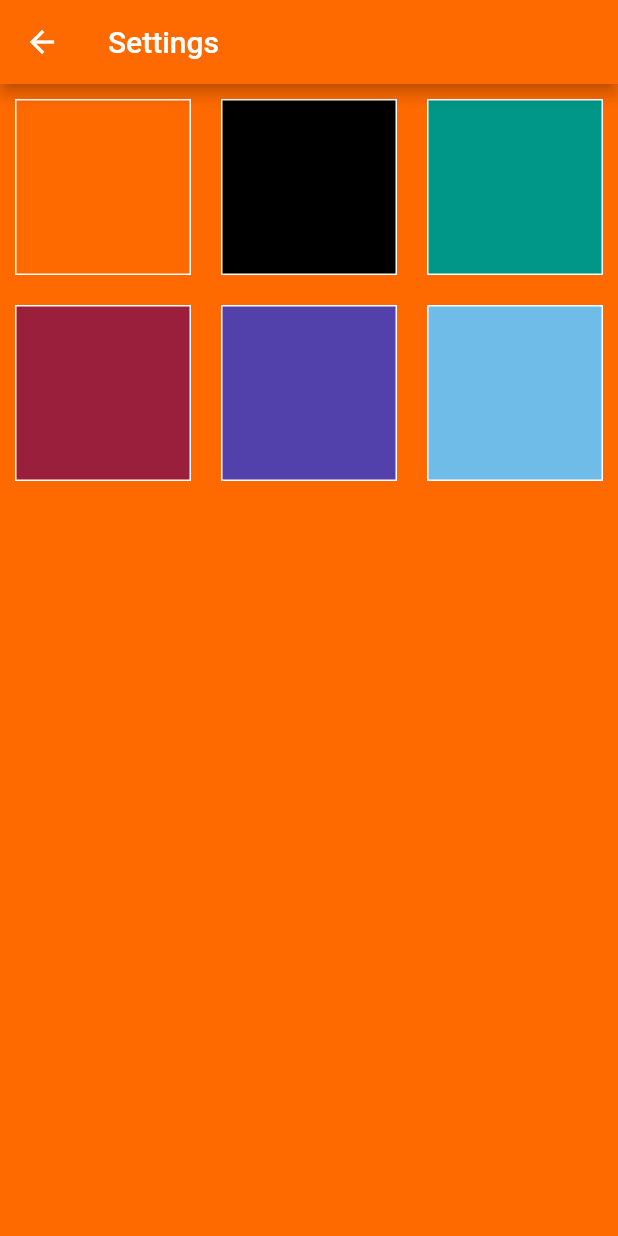
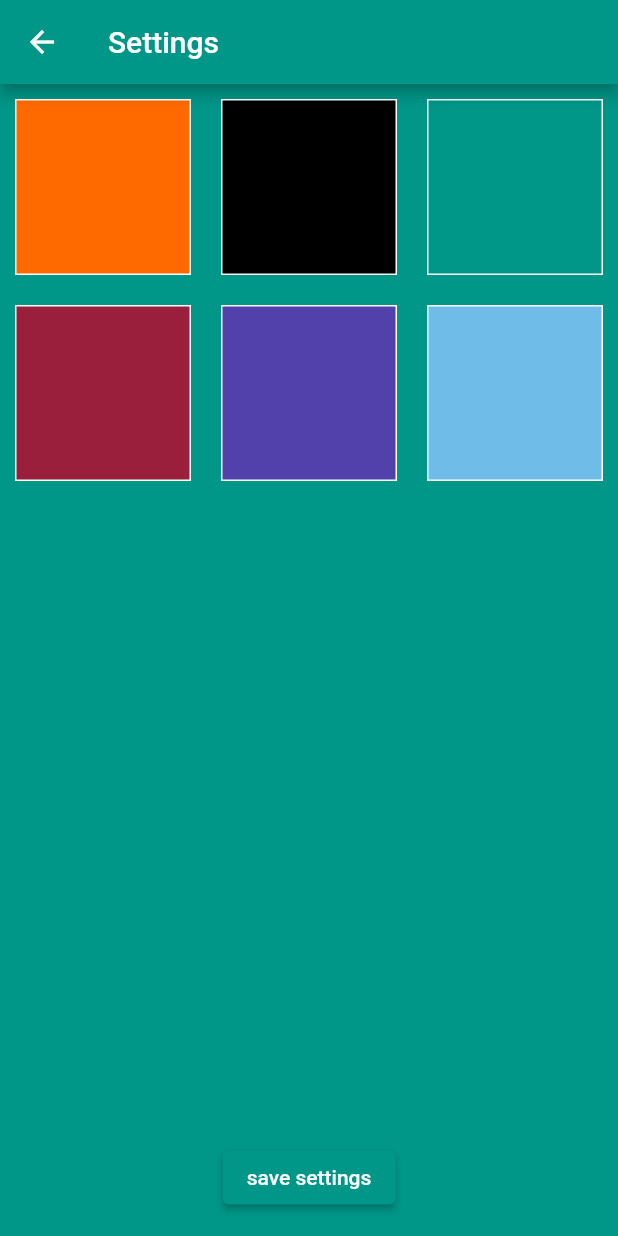
Before and after one commit to crowelian/flutter-business-card, a Flutter app: the screen it shows after launch, after a tap on the "settings" icon, on a phone screen of 412 x 824 dp. Run offline on Flutter 3.47's test engine with Material 2 defaults, Android fonts, the light colour scheme and no system bars; our stand-ins replace fluttertoast, qr_flutter, shared_preferences.

Commit message:
add ability to save background color

```diff
--- a/lib/color_provider.dart
+++ b/lib/color_provider.dart
@@ -1,11 +1,21 @@
 import 'package:flutter/material.dart';
 import 'package:flutter/material.dart';
 import 'package:flutter/foundation.dart';
+import 'package:flutter_business_card/main_colors.dart';
+import 'package:flutter_business_card/preferences.dart';
 
 class ColorProvider with ChangeNotifier {
-  Color _backgroundColor = Color.fromRGBO(255, 106, 0, 1);
+  Color _backgroundColor = MainColors.defaultBackgroundColor;
+
+  ColorProvider() {
+    initState();
+  }
 
   Color get backgroundColor => _backgroundColor;
+
+  void initState() {
+    loadBackgroundColor().then((value) => {changeBackgroundColor(value)});
+  }
 
   void changeBackgroundColor(Color newColor) {
     _backgroundColor = newColor;
--- a/lib/main_colors.dart
+++ b/lib/main_colors.dart
@@ -2,6 +2,7 @@ import 'package:flutter/material.dart';
 
 class MainColors {
   static Color mainColor = const Color.fromRGBO(0, 0, 0, 1);
+  static Color defaultBackgroundColor = Colors.teal;
   static Color mainColorInertedOpacity100 = Color.fromRGBO(
       255 - mainColor.red, 255 - mainColor.green, 255 - mainColor.blue, 0.4);
   static Color mainColorShade900 = mainColor.withOpacity(0.9);
--- /dev/null
+++ b/lib/preferences.dart
@@ -0,0 +1,15 @@
+import 'package:flutter/material.dart';
+import 'package:flutter_business_card/main_colors.dart';
+import 'package:shared_preferences/shared_preferences.dart';
+
+Future<void> saveBackgroundColor(Color color) async {
+  SharedPreferences sharedPreferences = await SharedPreferences.getInstance();
+  await sharedPreferences.setInt('background_color', color.value);
+}
+
+Future<Color> loadBackgroundColor() async {
+  SharedPreferences sharedPreferences = await SharedPreferences.getInstance();
+  int colorAsValue = sharedPreferences.getInt('background_color') ??
+      MainColors.defaultBackgroundColor.value;
+  return Color(colorAsValue);
+}
--- a/lib/settings_page.dart
+++ b/lib/settings_page.dart
@@ -1,5 +1,6 @@
 import 'package:flutter/material.dart';
 import 'package:flutter/material.dart';
+import 'package:flutter_business_card/preferences.dart';
 import 'package:provider/provider.dart';
 import 'color_provider.dart';
 
@@ -13,13 +14,24 @@ class SettingsPage extends StatelessWidget {
           backgroundColor: colorProvider.backgroundColor,
         ),
         backgroundColor: colorProvider.backgroundColor,
-        body: GridView.count(crossAxisCount: 3, children: [
+        body: Column(children: [
+          Expanded(
+              child: GridView.count(crossAxisCount: 3, children: [
             ColorTile(Color.fromRGBO(255, 106, 0, 1)),
             ColorTile(Color.fromRGBO(0, 0, 0, 1)),
             ColorTile(Colors.teal),
             ColorTile(Color.fromRGBO(153, 31, 61, 1)),
             ColorTile(Color.fromRGBO(82, 64, 171, 1)),
             ColorTile(Color.fromARGB(255, 112, 188, 232)),
+          ])),
+          Container(
+              margin: EdgeInsets.all(15),
+              child: ElevatedButton(
+                  onPressed: () =>
+                      {saveBackgroundColor(colorProvider.backgroundColor)},
+                  child: Text("save settings"),
+                  style: ElevatedButton.styleFrom(
+                      primary: colorProvider.backgroundColor)))
         ]));
   }
 }
--- a/pubspec.yaml
+++ b/pubspec.yaml
@@ -44,6 +44,8 @@ dependencies:
   qr_flutter: ^4.0.0
 
   provider: ^6.0.5
+
+  shared_preferences: ^2.0.18
 
 dev_dependencies:
   flutter_test:
```
Also changed, not shown: 2 other files. Lines whose indentation alone changed are shown as unchanged.
